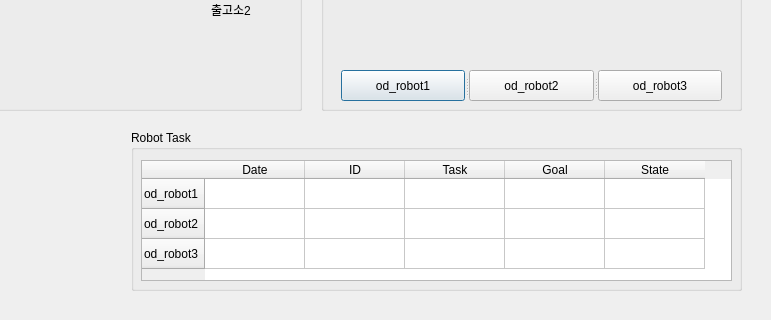
The window that gui/wms_monitor/wms_monitor/wms.ui (addinedu-ros-5th/ros-repo-3) describes before a commit, drawn with Qt 5; both pictures show x 499 to 1270 and y 400 to 720 of the 1270 by 720 pixel window.
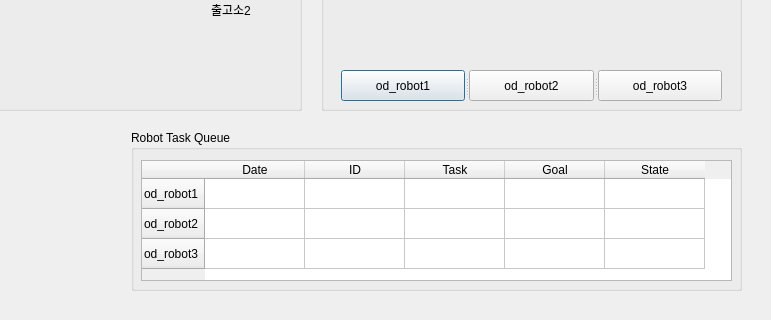
The same window after the commit.

Commit message: fix: wms gui Robot Task Queue

The edit to the form file:
```diff
--- a/gui/wms_monitor/wms_monitor/wms.ui
+++ b/gui/wms_monitor/wms_monitor/wms.ui
@@ -23,7 +23,7 @@
     </rect>
    </property>
    <property name="title">
-    <string>Robot Task</string>
+    <string>Robot Task Queue</string>
    </property>
    <widget class="QTableWidget" name="task_state">
     <property name="geometry">
```
